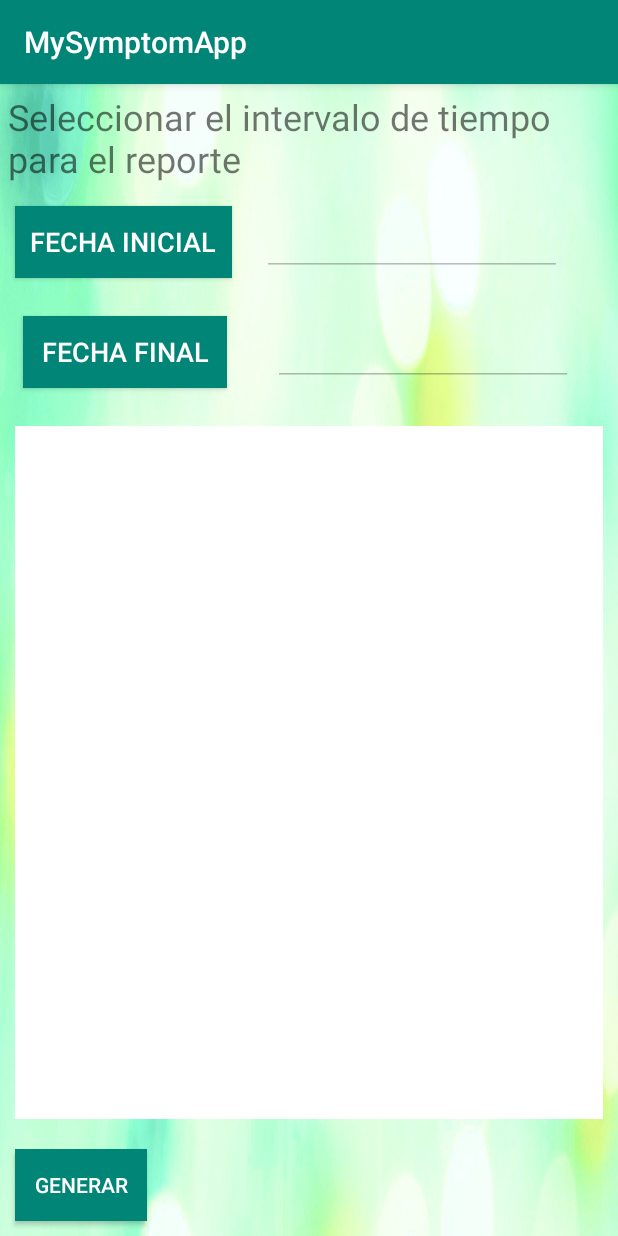
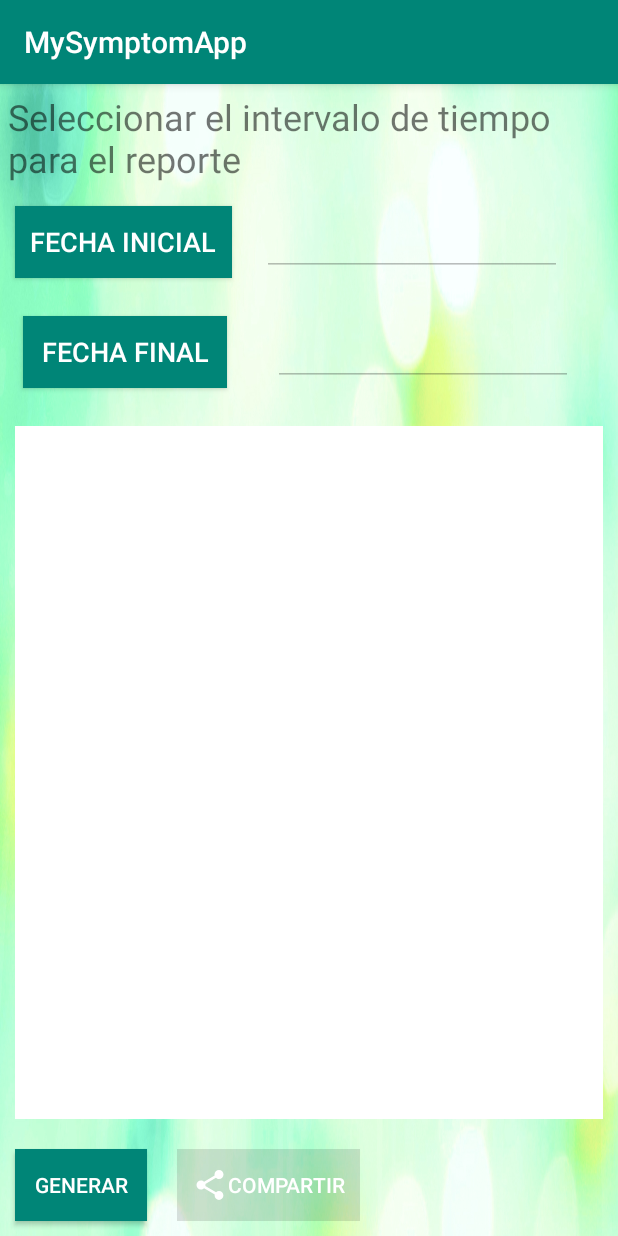
Before and after one commit to alucardthefish/my-symptom-app, an Android app: the GenerateReportsActivity screen opened directly, with no data from a screen before it, on a phone screen of 412 x 824 dp. Run offline under Robolectric (Android 15) with nearby library versions, the phone set to English and light mode, and no system bars; our stand-ins replace Firebase (no records; nobody signed in at launch, a user with empty details on screens opened directly).

Commit message:
Add button for sharing reports, add logic to allow reporting symptoms of one single day

```diff
--- a/app/src/main/java/com/sop/firebasech2/GenerateReportsActivity.java
+++ b/app/src/main/java/com/sop/firebasech2/GenerateReportsActivity.java
@@ -1,7 +1,6 @@
 package com.sop.firebasech2;
 
 import android.app.DatePickerDialog;
-import android.app.DownloadManager;
 import android.support.annotation.NonNull;
 import android.support.v7.app.AppCompatActivity;
 import android.os.Bundle;
@@ -27,6 +26,7 @@ public class GenerateReportsActivity extends AppCompatActivity implements View.O
 
     private Button mBtnInitialDate;
     private Button mBtnFinalDate;
+    private Button mBtnShare;
     private EditText mEtInitialDate;
     private EditText mEtFinalDate;
     private EditText mEtReport;
@@ -57,7 +57,6 @@ public class GenerateReportsActivity extends AppCompatActivity implements View.O
                     // Dates are selected, they are not null or empty
                     if (Utils.validateDateInterval(iDate, fDate)){
                         // Dates are in correct form, correct interval of time
-                        //TODO Generate report. Make query to db
                         generateReport(iDate, fDate);
 
                     } else {
@@ -74,6 +73,16 @@ public class GenerateReportsActivity extends AppCompatActivity implements View.O
                             Toast.LENGTH_LONG)
                             .show();
                 }
+            }
+        });
+
+        mBtnShare = findViewById(R.id.btnShareReport);
+        mBtnShare.setOnClickListener(new View.OnClickListener() {
+            @Override
+            public void onClick(View v) {
+                Toast.makeText(GenerateReportsActivity.this,
+                        "Share to the world your dolencies",
+                        Toast.LENGTH_LONG).show();
             }
         });
     }
@@ -114,7 +123,7 @@ public class GenerateReportsActivity extends AppCompatActivity implements View.O
         query.addListenerForSingleValueEvent(new ValueEventListener() {
             @Override
             public void onDataChange(@NonNull DataSnapshot dataSnapshot) {
-                //TODO Add the printing of reports
+                //Add the printing of reports
                 Occurence symptom = new Occurence();
                 String dataString = "";
                 int i = 1;
@@ -126,9 +135,15 @@ public class GenerateReportsActivity extends AppCompatActivity implements View.O
                 }
 
                 if (dataString.isEmpty()){
-                    //TODO Print message about there were not results from that query specificatio, (for share func disable the future btn)
+                    printReport("Symptom records were not found by the specified date interval.");
+                    // disable share button
+                    mBtnShare.setEnabled(false);
+                    mBtnShare.setBackgroundColor(getResources().getColor(R.color.common_google_signin_btn_text_light_disabled));
                 } else {
                     printReport(dataString);
+                    // enable share button
+                    mBtnShare.setEnabled(true);
+                    mBtnShare.setBackgroundColor(getResources().getColor(R.color.colorPrimary));
                 }
 
             }
@@ -136,7 +151,6 @@ public class GenerateReportsActivity extends AppCompatActivity implements View.O
             @Override
             public void onCancelled(@NonNull DatabaseError databaseError) {
                 // Add message of error
-                //TODO Add message of error when Database Error
                 String error = "<b>Error:"+ databaseError.getMessage() +"</b>";
                 printReport(error);
             }
--- a/app/src/main/java/com/sop/firebasech2/Logica/Manejador.java
+++ b/app/src/main/java/com/sop/firebasech2/Logica/Manejador.java
@@ -40,6 +40,6 @@ public class Manejador {
                 .child(FirebaseReferences.OCCURENCE_REFERENCE);
         return queryReport.orderByChild("timeOfOccurence")
                 .startAt(initialDate)
-                .endAt(finalDate);
+                .endAt(finalDate + " 23:59:59");
     }
 }
--- a/app/src/main/java/com/sop/firebasech2/objetos/Utils.java
+++ b/app/src/main/java/com/sop/firebasech2/objetos/Utils.java
@@ -22,7 +22,7 @@ public final class Utils {
         try {
             Date initDate = sdf.parse(initialDate);
             Date finlDate = sdf.parse(finalDate);
-            output = finlDate.after(initDate);
+            output = finlDate.after(initDate) || (initDate.equals(finlDate));
         } catch (ParseException e) {
             e.printStackTrace();
         }
--- /dev/null
+++ b/app/src/main/res/drawable/ic_share.xml
@@ -0,0 +1,5 @@
+<vector android:height="24dp" android:tint="#FFFFFF"
+    android:viewportHeight="24.0" android:viewportWidth="24.0"
+    android:width="24dp" xmlns:android="http://schemas.android.com/apk/res/android">
+    <path android:fillColor="#FF000000" android:pathData="M18,16.08c-0.76,0 -1.44,0.3 -1.96,0.77L8.91,12.7c0.05,-0.23 0.09,-0.46 0.09,-0.7s-0.04,-0.47 -0.09,-0.7l7.05,-4.11c0.54,0.5 1.25,0.81 2.04,0.81 1.66,0 3,-1.34 3,-3s-1.34,-3 -3,-3 -3,1.34 -3,3c0,0.24 0.04,0.47 0.09,0.7L8.04,9.81C7.5,9.31 6.79,9 6,9c-1.66,0 -3,1.34 -3,3s1.34,3 3,3c0.79,0 1.5,-0.31 2.04,-0.81l7.12,4.16c-0.05,0.21 -0.08,0.43 -0.08,0.65 0,1.61 1.31,2.92 2.92,2.92 1.61,0 2.92,-1.31 2.92,-2.92s-1.31,-2.92 -2.92,-2.92z"/>
+</vector>
--- a/app/src/main/res/layout/activity_generate_reports.xml
+++ b/app/src/main/res/layout/activity_generate_reports.xml
@@ -77,6 +77,10 @@
         android:gravity="start|top"
         android:inputType="textMultiLine" />
 
+    <LinearLayout
+        android:layout_width="wrap_content"
+        android:layout_height="wrap_content">
+
         <Button
             android:id="@+id/btnGenerateReport"
             android:layout_width="wrap_content"
@@ -86,4 +90,19 @@
             android:text="Generar"
             android:textColor="@android:color/white" />
 
+        <Button
+            android:id="@+id/btnShareReport"
+            android:layout_width="wrap_content"
+            android:layout_height="wrap_content"
+            android:layout_margin="10dp"
+            android:text="Compartir"
+            android:paddingLeft="10dp"
+            android:paddingRight="10dp"
+            android:enabled="false"
+            android:background="@color/common_google_signin_btn_text_light_disabled"
+            android:drawableLeft="@drawable/ic_share"
+            android:textColor="@android:color/white" />
+
     </LinearLayout>
+
+</LinearLayout>
```
Lines whose indentation alone changed are shown as unchanged.
